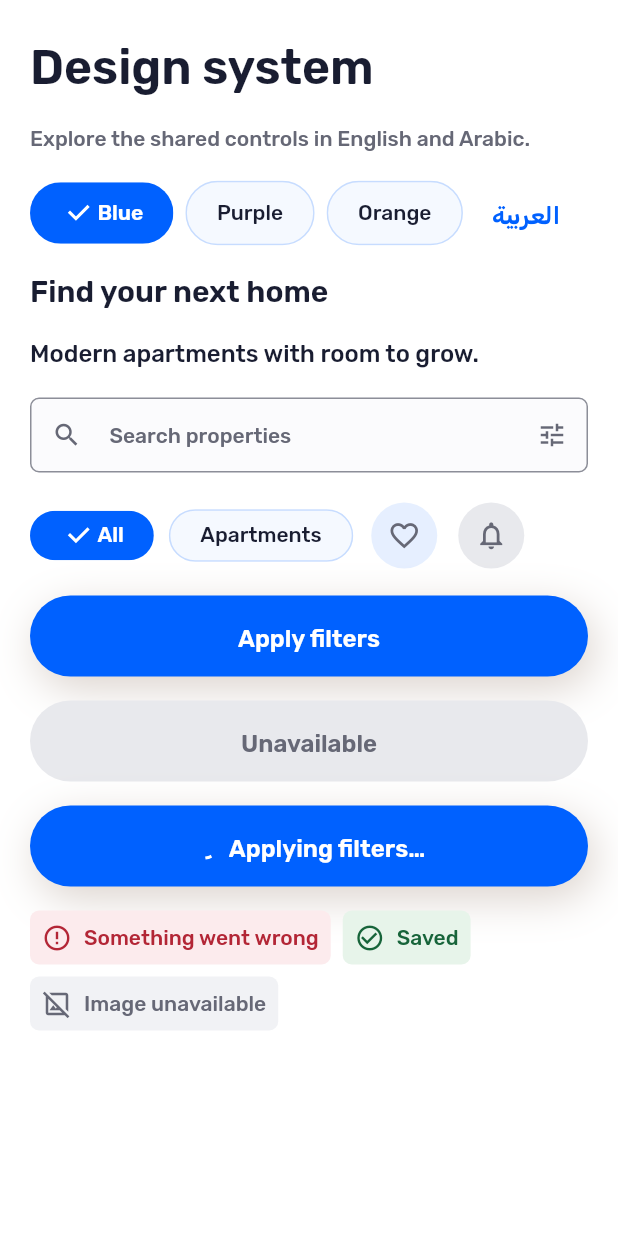
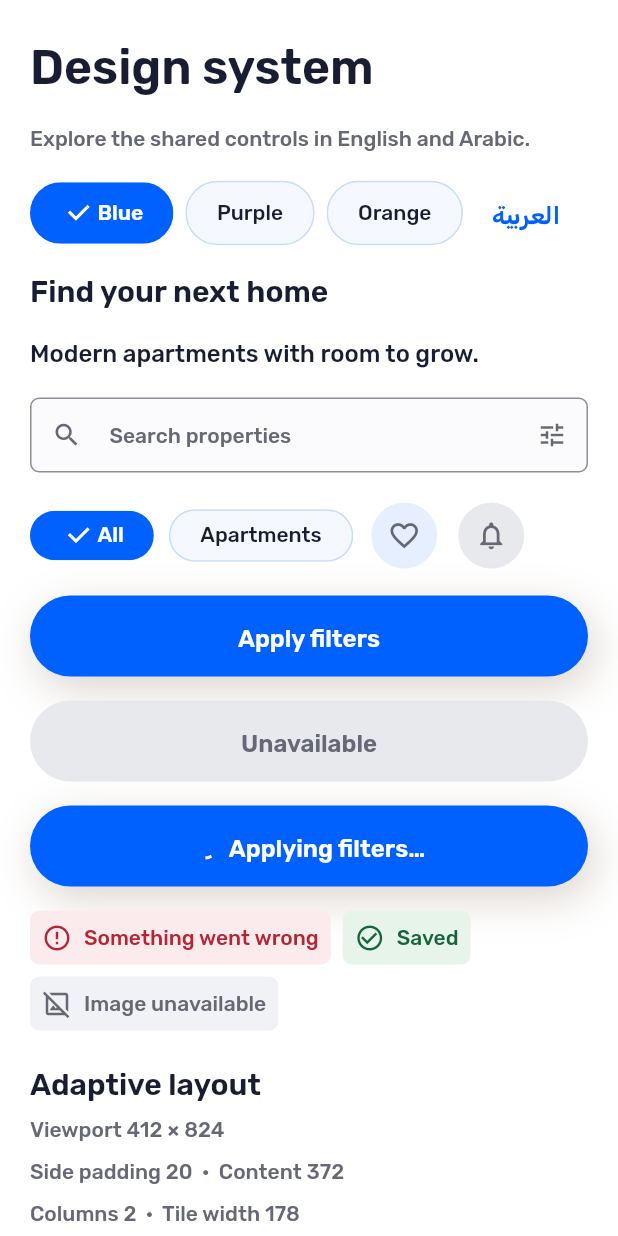
Before and after one commit to majdJabbour/real_estate_app, a Flutter app: the screen it shows after launch, on a phone screen of 412 x 824 dp. Run offline on Flutter 3.47's test engine with Material 3 defaults, Android fonts, the phone set to English and light mode, and no system bars; our stand-ins replace material_ui; project files that could hold a hidden picture were left out.

Commit message:
feat: add responsive layout foundation

```diff
--- a/lib/core/design_system/design_tokens.dart
+++ b/lib/core/design_system/design_tokens.dart
@@ -38,12 +38,6 @@ abstract final class DesignSpacing {
   static const page = 20.0;
   static const large = 24.0;
   static const chipWrapGap = 10.0;
-
-  static double pageInset(double width) => switch (width) {
-    < 390 => medium,
-    < 600 => page,
-    _ => large,
-  };
 }
 
 abstract final class DesignShape {
--- /dev/null
+++ b/lib/core/layout/responsive_layout.dart
@@ -0,0 +1,130 @@
+import 'dart:math' as math;
+
+import 'package:material_ui/material_ui.dart';
+
+import '../design_system/design_tokens.dart';
+
+enum LayoutWidth { compact, phone, tablet, expanded }
+
+@immutable
+final class ResponsiveLayout {
+  const ResponsiveLayout._({
+    required this.viewportWidth,
+    required this.horizontalPadding,
+    required this.contentWidth,
+  });
+
+  factory ResponsiveLayout.fromConstraints(
+    BoxConstraints constraints, {
+    double maxContentWidth = collectionMaxWidth,
+    double? fallbackWidth,
+  }) {
+    assert(maxContentWidth.isFinite && maxContentWidth > 0);
+    assert(
+      fallbackWidth == null || (fallbackWidth.isFinite && fallbackWidth >= 0),
+    );
+
+    final width = constraints.hasBoundedWidth
+        ? constraints.maxWidth
+        : constraints.constrainWidth(
+            fallbackWidth ?? maxContentWidth + 2 * expandedPadding,
+          );
+    final padding = math.min(width / 2, _pagePadding(width));
+    return ResponsiveLayout._(
+      viewportWidth: width,
+      horizontalPadding: padding,
+      contentWidth: math.min(width - 2 * padding, maxContentWidth),
+    );
+  }
+
+  static const phoneMinWidth = 360.0;
+  static const tabletMinWidth = 600.0;
+  static const expandedMinWidth = 840.0;
+  static const expandedPadding = 32.0;
+
+  static const collectionMaxWidth = 1120.0;
+  static const detailsMaxWidth = 680.0;
+  static const filtersMaxWidth = 560.0;
+  static const authMaxWidth = 480.0;
+
+  static const minimumCardWidth = 160.0;
+  static const crossAxisSpacing = DesignSpacing.medium;
+  static const mainAxisSpacing = DesignSpacing.page;
+
+  final double viewportWidth;
+  final double horizontalPadding;
+  final double contentWidth;
+
+  LayoutWidth get widthClass => switch (viewportWidth) {
+    < phoneMinWidth => LayoutWidth.compact,
+    < tabletMinWidth => LayoutWidth.phone,
+    < expandedMinWidth => LayoutWidth.tablet,
+    _ => LayoutWidth.expanded,
+  };
+
+  /// Includes the extra space needed to center a capped content area.
+  EdgeInsetsDirectional get centeredInsets => EdgeInsetsDirectional.symmetric(
+    horizontal: (viewportWidth - contentWidth) / 2,
+  );
+
+  /// The caller can request more room for localized labels or larger actions.
+  ({int columns, double cardWidth}) grid({
+    TextScaler textScaler = TextScaler.noScaling,
+    double minCardWidth = minimumCardWidth,
+  }) {
+    assert(minCardWidth.isFinite && minCardWidth >= minimumCardWidth);
+    if (contentWidth == 0) return (columns: 0, cardWidth: 0);
+
+    // Reserve extra room for labels based on how the scaler treats 16 dp text.
+    // Image dimensions, spacing and touch targets retain their own tokens.
+    final labelRoom = 5 * math.max(0.0, textScaler.scale(16) - 16);
+    final effectiveMinimum = minCardWidth + labelRoom;
+    final estimate =
+        ((contentWidth + crossAxisSpacing) /
+                (effectiveMinimum + crossAxisSpacing))
+            .floor();
+    final columns = widthClass == LayoutWidth.expanded
+        ? math.max(1, estimate)
+        : estimate.clamp(1, 3);
+    return (
+      columns: columns,
+      cardWidth: (contentWidth - (columns - 1) * crossAxisSpacing) / columns,
+    );
+  }
+
+  static double _pagePadding(double width) => switch (width) {
+    < 390 => DesignSpacing.medium,
+    < tabletMinWidth => DesignSpacing.page,
+    < expandedMinWidth => DesignSpacing.large,
+    _ => expandedPadding,
+  };
+}
+
+/// Centers a box child in the same content area used by sliver layouts.
+class AdaptiveContent extends StatelessWidget {
+  const AdaptiveContent({
+    required this.child,
+    this.maxContentWidth = ResponsiveLayout.collectionMaxWidth,
+    super.key,
+  });
+
+  final Widget child;
+  final double maxContentWidth;
+
+  @override
+  Widget build(BuildContext context) => LayoutBuilder(
+    builder: (context, constraints) {
+      final layout = ResponsiveLayout.fromConstraints(
+        constraints,
+        maxContentWidth: maxContentWidth,
+        fallbackWidth: constraints.hasBoundedWidth
+            ? null
+            : MediaQuery.maybeSizeOf(context)?.width,
+      );
+      return SizedBox(
+        width: layout.viewportWidth,
+        child: Padding(padding: layout.centeredInsets, child: child),
+      );
+    },
+  );
+}
--- a/lib/preview/design_system_preview.dart
+++ b/lib/preview/design_system_preview.dart
@@ -4,9 +4,12 @@ import 'package:material_ui/material_ui.dart';
 import '../core/design_system/app_theme.dart';
 import '../core/design_system/design_controls.dart';
 import '../core/design_system/design_tokens.dart';
+import '../core/layout/responsive_layout.dart';
+import 'responsive_preview.dart';
 
 @Preview(name: 'Design system', size: Size(430, 932))
-@Preview(name: 'Compact and enlarged', size: Size(320, 720), textScaleFactor: 2)
+@Preview(name: 'Compact and enlarged', size: Size(320, 568), textScaleFactor: 2)
+@Preview(name: 'Landscape', size: Size(932, 430))
 Widget designSystemPreview() => const DesignSystemPreview();
 
 class DesignSystemPreview extends StatefulWidget {
@@ -53,17 +56,14 @@ class _DesignSystemPreviewState extends State<DesignSystemPreview> {
       body: SafeArea(
         child: LayoutBuilder(
           builder: (context, constraints) {
-            final padding = DesignSpacing.pageInset(constraints.maxWidth);
-            return SingleChildScrollView(
-              padding: EdgeInsetsDirectional.fromSTEB(
-                padding,
-                DesignSpacing.large,
-                padding,
-                DesignSpacing.large,
-              ),
-              child: Center(
-                child: ConstrainedBox(
-                  constraints: const BoxConstraints(maxWidth: 560),
+            final layout = ResponsiveLayout.fromConstraints(constraints);
+            return CustomScrollView(
+              slivers: [
+                SliverPadding(
+                  padding: const EdgeInsets.only(top: DesignSpacing.large),
+                  sliver: SliverToBoxAdapter(
+                    child: AdaptiveContent(
+                      maxContentWidth: ResponsiveLayout.filtersMaxWidth,
                       child: Column(
                         crossAxisAlignment: CrossAxisAlignment.stretch,
                         spacing: DesignSpacing.medium,
@@ -86,7 +86,10 @@ class _DesignSystemPreviewState extends State<DesignSystemPreview> {
                               for (final variant in AppThemeVariant.values)
                                 AppChoiceChip(
                                   label: switch (variant) {
-                                AppThemeVariant.blue => _text('Blue', 'أزرق'),
+                                    AppThemeVariant.blue => _text(
+                                      'Blue',
+                                      'أزرق',
+                                    ),
                                     AppThemeVariant.purple => _text(
                                       'Purple',
                                       'بنفسجي',
@@ -104,13 +107,17 @@ class _DesignSystemPreviewState extends State<DesignSystemPreview> {
                                   },
                                 ),
                               TextButton(
-                            onPressed: () => setState(() => _arabic = !_arabic),
+                                onPressed: () =>
+                                    setState(() => _arabic = !_arabic),
                                 child: Text(_text('العربية', 'English')),
                               ),
                             ],
                           ),
                           Text(
-                        _text('Find your next home', 'اعثر على منزلك القادم'),
+                            _text(
+                              'Find your next home',
+                              'اعثر على منزلك القادم',
+                            ),
                             style: text.titleLarge,
                           ),
                           Text(
@@ -121,7 +128,10 @@ class _DesignSystemPreviewState extends State<DesignSystemPreview> {
                             style: text.bodyLarge,
                           ),
                           AppSearchField(
-                        hintText: _text('Search properties', 'ابحث عن عقار'),
+                            hintText: _text(
+                              'Search properties',
+                              'ابحث عن عقار',
+                            ),
                             onSubmitted: (query) => showMessage(query),
                             filter: (
                               label: _text('Filters', 'الفلاتر'),
@@ -225,6 +235,13 @@ class _DesignSystemPreviewState extends State<DesignSystemPreview> {
                       ),
                     ),
                   ),
+                ),
+                ResponsivePreview(
+                  layout: layout,
+                  viewportHeight: constraints.maxHeight,
+                  arabic: _arabic,
+                ),
+              ],
             );
           },
         ),
```
Also changed, not shown: lib/preview/responsive_preview.dart (added, +123 -0 lines), 6 other files. Lines whose indentation alone changed are shown as unchanged.
